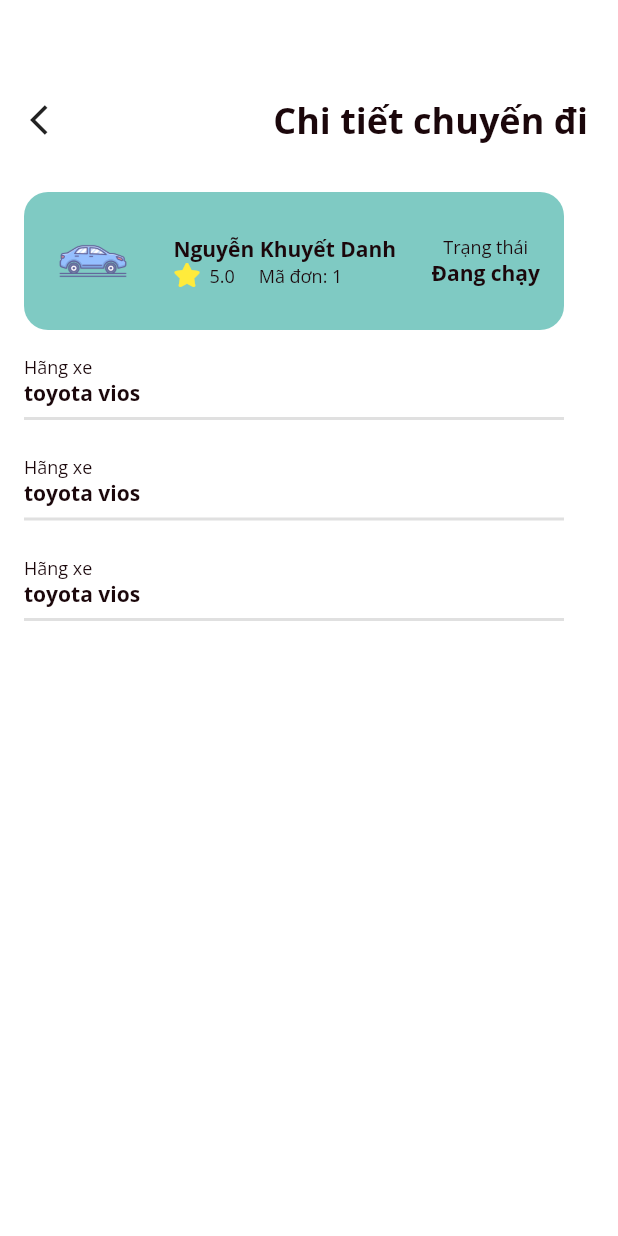
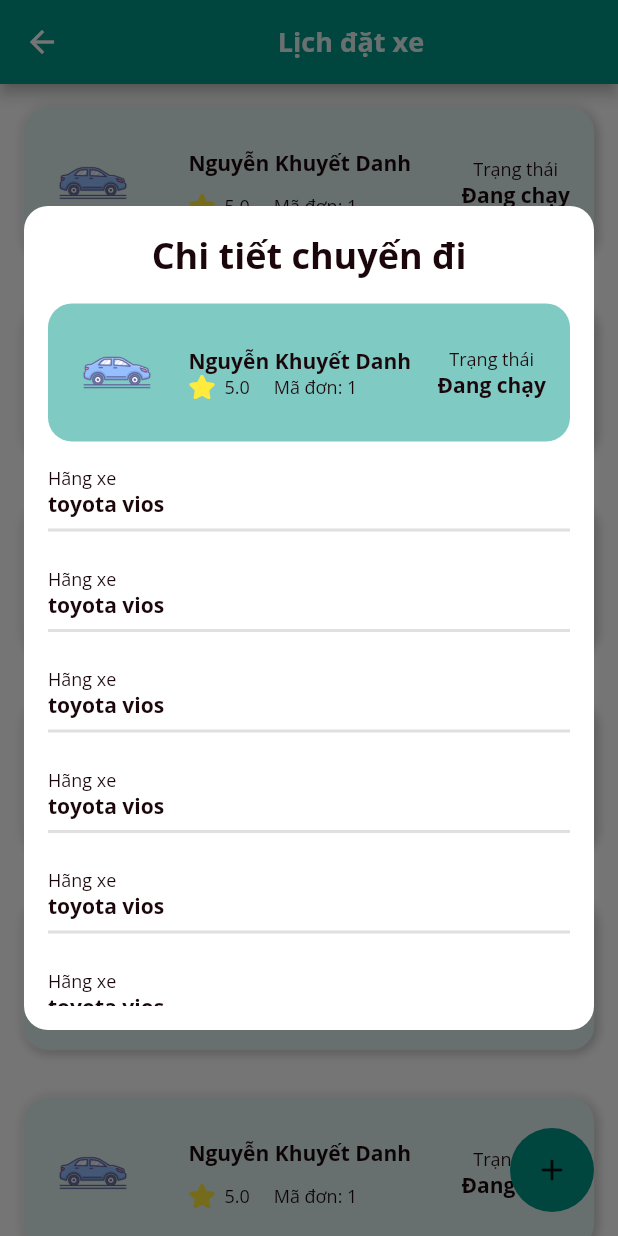
Before and after one commit to FTeambyDinhPhuc/DoAnChuyenNganh_FGo, a Flutter app: the BookedScreen screen opened directly, after a tap on "Nguyễn Khuyết Danh", on a phone screen of 412 x 824 dp. Run offline on Flutter 3.47's test engine with Material 2 defaults, Android fonts, the phone set to English and light mode, and no system bars; our stand-ins replace font_awesome_flutter, get, google_maps_flutter, location.

Commit message:
chỉnh sửa hiệu ứng ticket và giao diện đặt xe

```diff
--- a/lib/controllers/map_controller.dart
+++ b/lib/controllers/map_controller.dart
@@ -17,7 +17,6 @@ class MapController extends GetxController {
 
   void getCurrentLocation() async {
     Location location = Location();
-
     location.getLocation().then(
       (location) {
         latiTude.value = location.latitude!;
--- a/lib/views/booked/booked_screen.dart
+++ b/lib/views/booked/booked_screen.dart
@@ -1,6 +1,6 @@
 import 'package:fgo/models/order_model.dart';
 import 'package:fgo/views/booked/components/add_order_button.dart';
-import 'package:fgo/widgets/ticket.dart';
+import 'package:fgo/views/booked/components/list_order.dart';
 import 'package:flutter/material.dart';
 
 class BookedScreen extends StatelessWidget {
@@ -25,11 +25,9 @@ class BookedScreen extends StatelessWidget {
       ),
       body: Stack(
         children: [
-          ListView.builder(
-              itemCount: 13,
-              itemBuilder: (BuildContext context, int index) {
-                return Ticket(order: dataTest);
-              }),
+          ListOrder(
+            order: dataTest,
+          ),
           AddOrderButton(),
         ],
       ),
--- a/lib/views/booked/components/add_order_button.dart
+++ b/lib/views/booked/components/add_order_button.dart
@@ -1,5 +1,4 @@
 import 'package:fgo/constants.dart';
-import 'package:fgo/widgets/button_icon_small.dart';
 import 'package:flutter/material.dart';
 import 'package:get/get.dart';
 
@@ -16,8 +15,6 @@ class AddOrderButton extends StatelessWidget {
           onTap: () {
             Get.to(_AddOrderPopup());
           },
-          child: Hero(
-            tag: 'addOrder',
           child: Container(
             padding: const EdgeInsets.all(defaultPadding),
             decoration: BoxDecoration(
@@ -31,7 +28,6 @@ class AddOrderButton extends StatelessWidget {
           ),
         ),
       ),
-      ),
     );
   }
 }
@@ -39,31 +35,32 @@ class AddOrderButton extends StatelessWidget {
 class _AddOrderPopup extends StatelessWidget {
   @override
   Widget build(BuildContext context) {
-    return Hero(
-      tag: 'addOrder',
-      child: Container(
-        padding:
-            EdgeInsets.only(top: defaultPadding * 3, right: defaultPaddingIcon),
-        decoration: BoxDecoration(
-            color: Colors.white,
-            borderRadius: BorderRadius.circular(defaultCircular)),
+    return Scaffold(
+      appBar: AppBar(
+        leading: IconButton(
+          icon: Icon(
+            Icons.arrow_back_ios,
+            color: Colors.black,
+          ),
+          onPressed: (() {
+            Get.back();
+          }),
+        ),
+        backgroundColor: Colors.white,
+        automaticallyImplyLeading: false,
+        actions: [
+          Center(
+            child: Text(
+              'Đặt xe',
+              style: Theme.of(context).textTheme.headline2,
+            ),
+          ),
+          const SizedBox(width: defaultPadding),
+        ],
+      ),
+      body: SafeArea(
         child: Column(
           children: [
-            Row(
-              mainAxisAlignment: MainAxisAlignment.spaceBetween,
-              children: [
-                ButtonIconSmall(
-                  icon: Icons.arrow_back_ios,
-                  press: () {
-                    Get.back();
-                  },
-                ),
-                Text(
-                  "Đặt xe",
-                  style: Theme.of(context).textTheme.headline2,
-                ),
-              ],
-            ),
             Padding(
               padding: const EdgeInsets.all(defaultPadding),
               child: Column(children: []),
--- /dev/null
+++ b/lib/views/booked/components/list_order.dart
@@ -0,0 +1,21 @@
+import 'package:fgo/models/order_model.dart';
+import 'package:fgo/widgets/ticket.dart';
+import 'package:flutter/material.dart';
+
+class ListOrder extends StatelessWidget {
+  const ListOrder({
+    Key? key,
+    required this.order,
+  }) : super(key: key);
+
+  final Order order;
+
+  @override
+  Widget build(BuildContext context) {
+    return ListView.builder(
+        itemCount: 13,
+        itemBuilder: (BuildContext context, int index) {
+          return Ticket(order: order);
+        });
+  }
+}
--- /dev/null
+++ b/lib/widgets/hero_dialog_route.dart
@@ -0,0 +1,49 @@
+import 'dart:ui';
+
+import 'package:flutter/material.dart';
+
+/// {@template hero_dialog_route}
+/// Custom [PageRoute] that creates an overlay dialog (popup effect).
+///
+/// Best used with a [Hero] animation.
+/// {@endtemplate}
+class HeroDialogRoute<T> extends PageRoute<T> {
+  /// {@macro hero_dialog_route}
+  HeroDialogRoute({
+    required WidgetBuilder builder,
+    bool fullscreenDialog = false,
+  })  : _builder = builder,
+        super(fullscreenDialog: fullscreenDialog);
+
+  final WidgetBuilder _builder;
+
+  @override
+  bool get opaque => false;
+
+  @override
+  bool get barrierDismissible => true;
+
+  @override
+  Duration get transitionDuration => const Duration(milliseconds: 300);
+
+  @override
+  bool get maintainState => true;
+
+  @override
+  Color get barrierColor => Colors.black54;
+
+  @override
+  Widget buildTransitions(BuildContext context, Animation<double> animation,
+      Animation<double> secondaryAnimation, Widget child) {
+    return child;
+  }
+
+  @override
+  Widget buildPage(BuildContext context, Animation<double> animation,
+      Animation<double> secondaryAnimation) {
+    return _builder(context);
+  }
+
+  @override
+  String get barrierLabel => 'Popup dialog open';
+}
--- a/lib/widgets/ticket.dart
+++ b/lib/widgets/ticket.dart
@@ -1,6 +1,6 @@
 import 'package:fgo/constants.dart';
 import 'package:fgo/models/order_model.dart';
-import 'package:fgo/widgets/button_icon_small.dart';
+import 'package:fgo/widgets/hero_dialog_route.dart';
 import 'package:flutter/material.dart';
 import 'package:font_awesome_flutter/font_awesome_flutter.dart';
 import 'package:get/get.dart';
@@ -13,7 +13,9 @@ class Ticket extends StatelessWidget {
   Widget build(BuildContext context) {
     return GestureDetector(
       onTap: () {
-        Get.to(_TicketPopup(order: order));
+        Navigator.of(context).push(HeroDialogRoute(builder: (context) {
+          return _TicketPopup(order: order);
+        }));
       },
       child: Hero(
           tag: order.idOrder,
@@ -113,41 +115,60 @@ class _TicketPopup extends StatelessWidget {
 
   @override
   Widget build(BuildContext context) {
-    return Hero(
+    return Center(
+      child: Padding(
+        padding: const EdgeInsets.all(defaultPadding),
+        child: Hero(
           tag: order.idOrder,
           child: Container(
-        padding:
-            EdgeInsets.only(top: defaultPadding * 3, right: defaultPaddingIcon),
+            constraints: BoxConstraints(maxHeight: Get.height / 1.5),
+            padding: EdgeInsets.all(defaultPadding),
             decoration: BoxDecoration(
                 color: Colors.white,
                 borderRadius: BorderRadius.circular(defaultCircular)),
+            child: SingleChildScrollView(
               child: Column(
                 children: [
-            Row(
-              mainAxisAlignment: MainAxisAlignment.spaceBetween,
-              children: [
-                ButtonIconSmall(
-                  icon: Icons.arrow_back_ios,
-                  press: () {
-                    Get.back();
-                  },
-                ),
                   Text(
                     "Chi tiết chuyến đi",
                     style: Theme.of(context).textTheme.headline2,
                   ),
-              ],
-            ),
-            Padding(
-              padding: const EdgeInsets.all(defaultPadding),
-              child: Column(children: [
+                  const SizedBox(height: defaultPadding),
+                  Column(
+                      crossAxisAlignment: CrossAxisAlignment.stretch,
+                      children: [
                         Container(
                           child: _InfoBase(order: order),
                           margin: EdgeInsets.only(bottom: defaultPadding),
                           padding: EdgeInsets.all(defaultPadding),
                           decoration: BoxDecoration(
                               color: Colors.teal.withOpacity(0.5),
-                      borderRadius: BorderRadius.circular(defaultCircular)),
+                              borderRadius:
+                                  BorderRadius.circular(defaultCircular)),
+                        ),
+                        _InfoOrder(
+                          titleInfo: 'Hãng xe',
+                          describe: 'toyota vios',
+                        ),
+                        _InfoOrder(
+                          titleInfo: 'Hãng xe',
+                          describe: 'toyota vios',
+                        ),
+                        _InfoOrder(
+                          titleInfo: 'Hãng xe',
+                          describe: 'toyota vios',
+                        ),
+                        _InfoOrder(
+                          titleInfo: 'Hãng xe',
+                          describe: 'toyota vios',
+                        ),
+                        _InfoOrder(
+                          titleInfo: 'Hãng xe',
+                          describe: 'toyota vios',
+                        ),
+                        _InfoOrder(
+                          titleInfo: 'Hãng xe',
+                          describe: 'toyota vios',
                         ),
                         _InfoOrder(
                           titleInfo: 'Hãng xe',
@@ -162,8 +183,10 @@ class _TicketPopup extends StatelessWidget {
                           describe: 'toyota vios',
                         ),
                       ]),
+                ],
               ),
-          ],
+            ),
+          ),
         ),
       ),
     );
```
Lines whose indentation alone changed are shown as unchanged.
